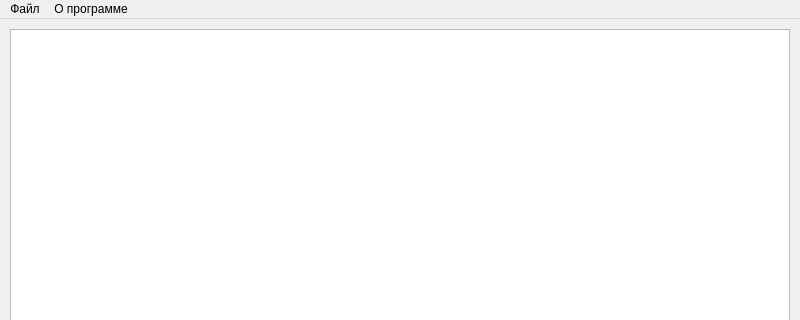
First picture: the form in TextEditor/mainwindow.ui, repository StepanIstomin/GB_QT, before the edit; both pictures show x 0 to 800 and y 0 to 320 of the 800 by 600 pixel window.
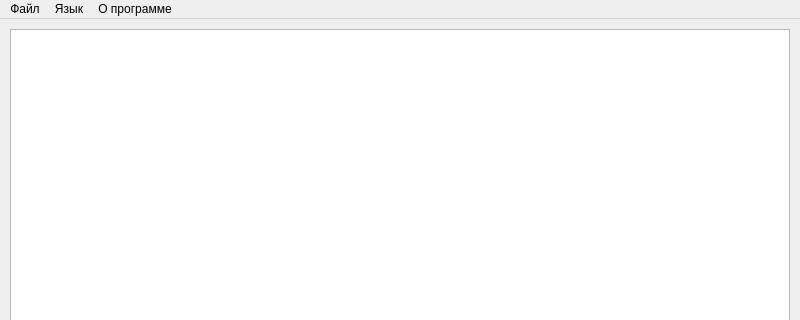
Second picture: the form after the edit.

The edit to the form file:
```diff
--- a/TextEditor/mainwindow.ui
+++ b/TextEditor/mainwindow.ui
@@ -63,9 +63,17 @@
     <property name="title">
      <string>О программе</string>
     </property>
-    <addaction name="action_2"/>
+    <addaction name="action_help"/>
+   </widget>
+   <widget class="QMenu" name="menu_3">
+    <property name="title">
+     <string>Язык</string>
+    </property>
+    <addaction name="action_lang_ru"/>
+    <addaction name="action_lang_en"/>
    </widget>
    <addaction name="menu"/>
+   <addaction name="menu_3"/>
    <addaction name="menu_2"/>
   </widget>
   <widget class="QStatusBar" name="statusbar"/>
```
Left out of the diff: 18 changed lines with no effect on the pictures.
